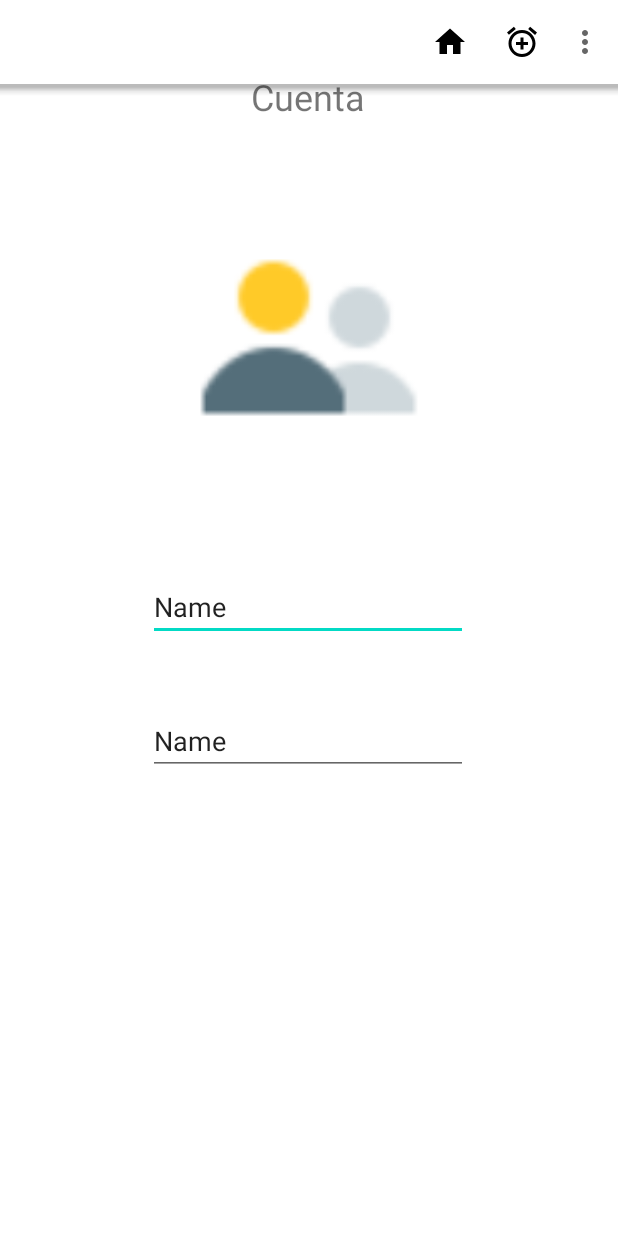
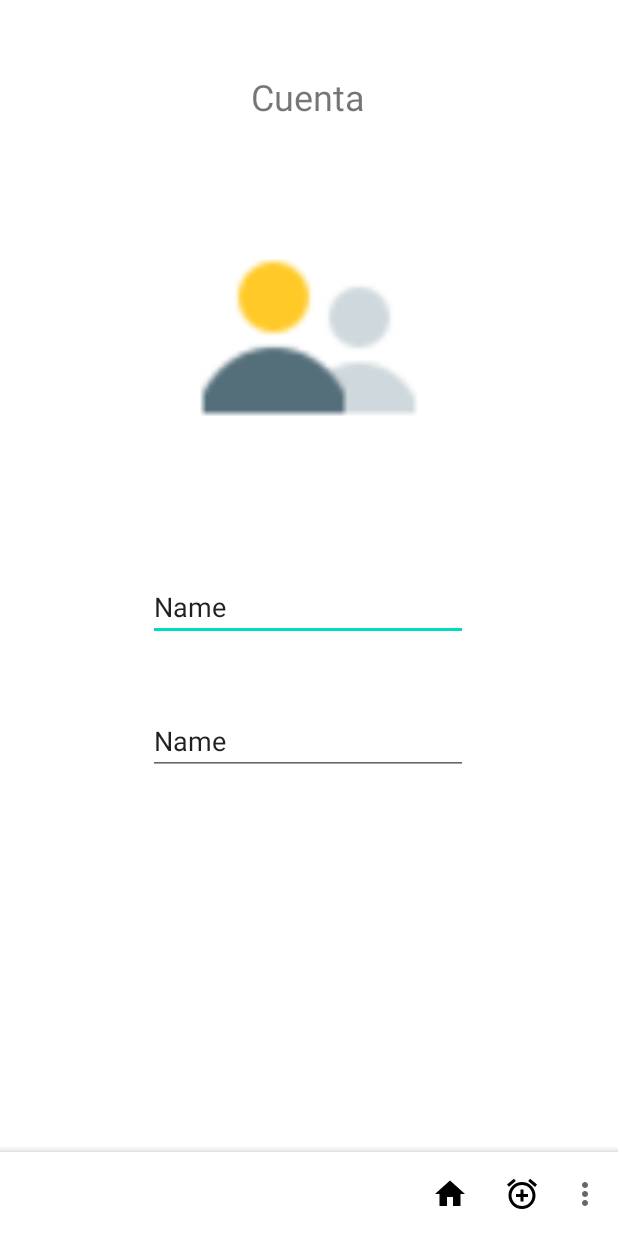
Before and after one commit to luismons/proyectoapp, an Android app: the cuenta screen opened directly, with no data from a screen before it, on a phone screen of 412 x 824 dp. Run offline under Robolectric (Android 15) with nearby library versions, the phone set to English and light mode, and no system bars.

Commit message:
cambios1

```diff
--- a/app/src/main/res/layout/activity_cuenta.xml
+++ b/app/src/main/res/layout/activity_cuenta.xml
@@ -1,10 +1,14 @@
 <?xml version="1.0" encoding="utf-8"?>
-<androidx.constraintlayout.widget.ConstraintLayout xmlns:android="http://schemas.android.com/apk/res/android"
+<androidx.coordinatorlayout.widget.CoordinatorLayout xmlns:android="http://schemas.android.com/apk/res/android"
     xmlns:app="http://schemas.android.com/apk/res-auto"
     xmlns:tools="http://schemas.android.com/tools"
     android:layout_width="match_parent"
     android:layout_height="match_parent"
     tools:context=".cuenta">
+
+    <androidx.constraintlayout.widget.ConstraintLayout
+        android:layout_width="match_parent"
+        android:layout_height="match_parent">
 
         <ImageView
             android:id="@+id/imageView"
@@ -44,19 +48,6 @@
             app:layout_constraintTop_toBottomOf="@+id/editTextTextPersonName2"
             tools:ignore="TouchTargetSizeCheck" />
 
-    <com.google.android.material.bottomappbar.BottomAppBar
-        android:id="@+id/bottomAppBar"
-        android:layout_width="match_parent"
-        android:layout_height="wrap_content"
-        android:layout_gravity="bottom"
-        android:background="@color/white"
-        app:fabCradleMargin="10dp"
-        app:fabCradleRoundedCornerRadius="50dp"
-        app:menu="@menu/bottom_menu"
-        tools:ignore="BottomAppBar,MissingConstraints"
-        tools:layout_editor_absoluteX="-64dp"
-        tools:layout_editor_absoluteY="659dp" />
-
         <TextView
             android:id="@+id/textView56"
             android:layout_width="wrap_content"
@@ -68,5 +59,17 @@
             app:layout_constraintHorizontal_bias="0.498"
             app:layout_constraintStart_toStartOf="parent"
             app:layout_constraintTop_toTopOf="parent" />
+    </androidx.constraintlayout.widget.ConstraintLayout>
 
-</androidx.constraintlayout.widget.ConstraintLayout>
+    <com.google.android.material.bottomappbar.BottomAppBar
+        android:id="@+id/bottomAppBar"
+        android:layout_width="match_parent"
+        android:layout_height="wrap_content"
+        android:layout_gravity="bottom"
+        android:background="@color/white"
+        app:fabCradleMargin="10dp"
+        app:fabCradleRoundedCornerRadius="50dp"
+        app:menu="@menu/bottom_menu"
+        tools:ignore="BottomAppBar,MissingConstraints" />
+
+</androidx.coordinatorlayout.widget.CoordinatorLayout>
```
Lines whose indentation alone changed are shown as unchanged.
